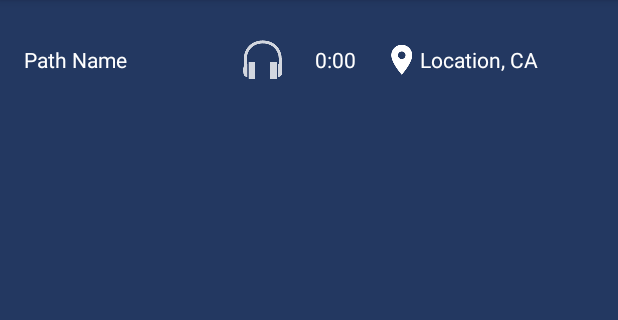
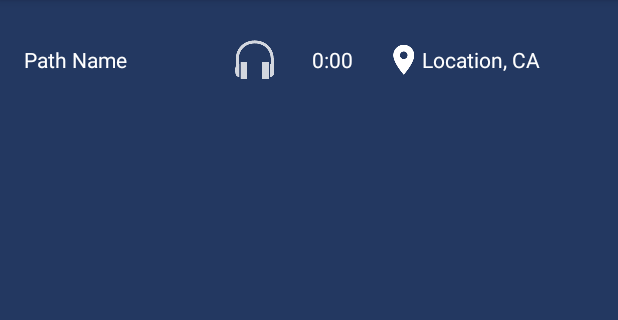
Before and after one commit to JessicaThompson/triangulation-device, an Android app: the layout path_list_item.xml on its own in the app's theme, with its tools: preview values and no code run, on a phone screen of 412 x 824 dp, the part 84-404 px from its top. Run offline under Robolectric (Android 15) with nearby library versions, the phone set to English and light mode, and no system bars.

Commit message:
Fixed padding on profile walk listview

```diff
--- a/triangulationDevice/src/main/java/ca/triangulationdevice/android/storage/CouchDBUserManager.java
+++ b/triangulationDevice/src/main/java/ca/triangulationdevice/android/storage/CouchDBUserManager.java
@@ -224,7 +224,7 @@ public class CouchDBUserManager {
         Iterator<QueryRow> iterator = userQuery.run().iterator();
         if (iterator.hasNext()) {
             QueryRow next = iterator.next();
-            Log.d(TAG, "Has a row: " + next);
+            Log.d(TAG, "Has a row: " + id);
             return next;
         } else {
             Log.d(TAG, "No row found for ID: " + id);
@@ -235,7 +235,6 @@ public class CouchDBUserManager {
     private <T extends CouchObject> T load(QueryRow row, Class<T> clazz) {
         if (row == null) return null;
 
-        Log.d(TAG, row.getDocumentId() + " " + row.getDocument().getUserProperties().toString());
         Document doc = row.getDocument();
         T object = mapper.convertValue(doc.getProperties(), clazz);
         object.id = doc.getId();
--- a/triangulationDevice/src/main/res/layout/path_list_item.xml
+++ b/triangulationDevice/src/main/res/layout/path_list_item.xml
@@ -1,35 +1,36 @@
 <?xml version="1.0" encoding="utf-8"?>
 <LinearLayout xmlns:android="http://schemas.android.com/apk/res/android"
     android:layout_width="match_parent"
-    android:layout_height="match_parent"
-    android:layout_marginStart="16dp"
-    android:layout_marginEnd="16dp"
-    android:layout_marginTop="24dp"
-    android:layout_marginBottom="24dp">
+    android:layout_height="wrap_content"
+    android:paddingStart="16dp"
+    android:paddingEnd="16dp"
+    android:paddingTop="24dp"
+    android:paddingBottom="24dp"
+    android:orientation="horizontal">
     <TextView
         android:id="@+id/path_name"
-        android:layout_width="wrap_content"
+        android:layout_width="0dp"
         android:layout_height="wrap_content"
         android:text="@string/path_name"
-        android:layout_weight="2"
+        android:layout_weight="4"
         android:textColor="#FFFFFF"
         android:gravity="center_vertical" />
     <TextView
         android:id="@+id/path_length"
-        android:layout_width="wrap_content"
+        android:layout_width="0dp"
         android:layout_height="wrap_content"
         android:text="@string/path_length_zero"
-        android:drawableLeft="@drawable/ic_action_headphones"
-        android:layout_weight="1"
+        android:drawableStart="@drawable/ic_action_headphones"
+        android:layout_weight="3"
         android:textColor="#FFFFFF"
         android:gravity="center" />
     <TextView
         android:id="@+id/path_location"
-        android:layout_width="wrap_content"
+        android:layout_width="0dp"
         android:layout_height="wrap_content"
         android:text="@string/default_location"
-        android:drawableLeft="@drawable/ic_location_on_white_24dp"
-        android:layout_weight="1"
+        android:drawableStart="@drawable/ic_location_on_white_24dp"
+        android:layout_weight="4"
         android:textColor="#FFFFFF"
         android:gravity="center_vertical" />
 </LinearLayout>
```
